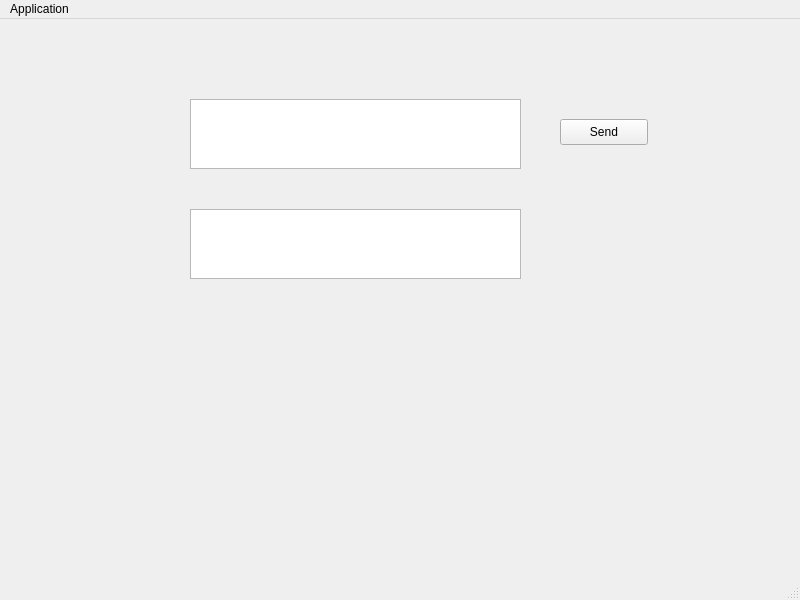
draurug/GameZero, file MainWindow.ui: the form before one commit.
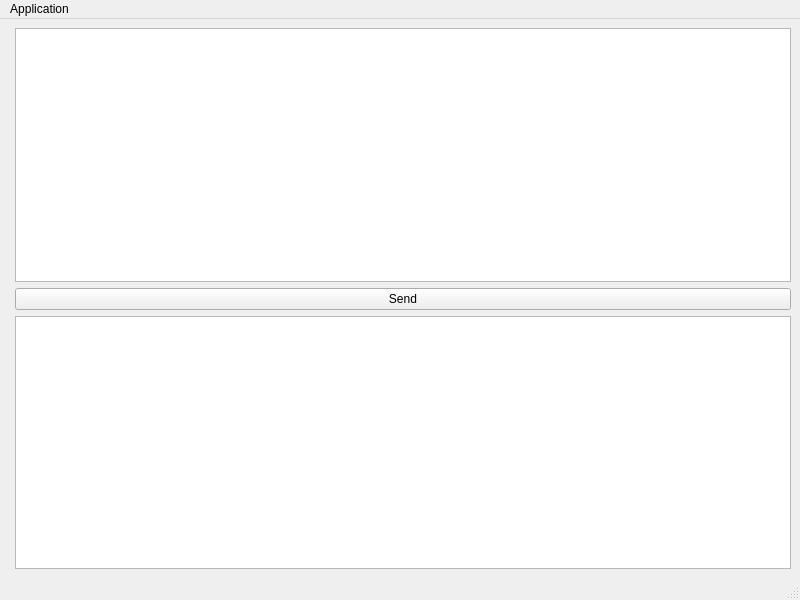
The form after the commit.

```diff
--- a/MainWindow.ui
+++ b/MainWindow.ui
@@ -14,42 +14,25 @@
    <string>MainWindow</string>
   </property>
   <widget class="QWidget" name="centralwidget">
-   <widget class="QTextEdit" name="m_messageInput">
-    <property name="geometry">
-     <rect>
-      <x>190</x>
-      <y>80</y>
-      <width>331</width>
-      <height>70</height>
-     </rect>
-    </property>
-   </widget>
-   <widget class="QPushButton" name="m_sendButton">
-    <property name="geometry">
-     <rect>
-      <x>560</x>
-      <y>100</y>
-      <width>88</width>
-      <height>26</height>
-     </rect>
-    </property>
-    <property name="text">
-     <string>Send</string>
-    </property>
-   </widget>
-   <widget class="QTextEdit" name="m_messageOutput">
-    <property name="geometry">
-     <rect>
-      <x>190</x>
-      <y>190</y>
-      <width>331</width>
-      <height>70</height>
-     </rect>
-    </property>
-    <property name="readOnly">
-     <bool>true</bool>
-    </property>
-   </widget>
+   <layout class="QFormLayout" name="formLayout">
+    <item row="2" column="1">
+     <widget class="QTextEdit" name="m_messageOutput">
+      <property name="readOnly">
+       <bool>true</bool>
+      </property>
+     </widget>
+    </item>
+    <item row="1" column="1">
+     <widget class="QPushButton" name="m_sendButton">
+      <property name="text">
+       <string>Send</string>
+      </property>
+     </widget>
+    </item>
+    <item row="0" column="1">
+     <widget class="QTextEdit" name="m_messageInput"/>
+    </item>
+   </layout>
   </widget>
   <widget class="QMenuBar" name="menubar">
    <property name="geometry">
```
